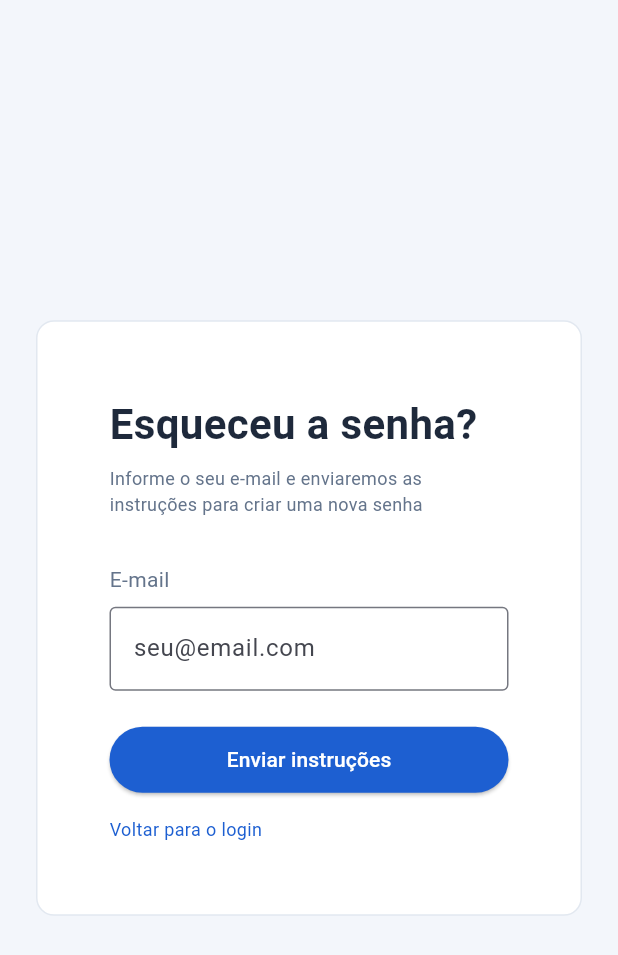
After one commit to ProjetoIntegradorMAUA/front_semob-scs, a Flutter app: the screen it shows after launch, after a tap on "Esqueci minha senha", on a phone screen of 412 x 824 dp. The commit adds this screen. Shown: the top 955 px of the screen. Run offline on Flutter 3.47's test engine with Material 3 defaults, Android fonts, the phone set to English and light mode, and no system bars; our stand-ins replace fl_chart.

Commit message:
feat: implementa tela esqueci minha senha

```diff
--- /dev/null
+++ b/lib/pages/esqueci_senha.dart
@@ -0,0 +1,103 @@
+import 'package:flutter/material.dart';
+import '../widgets/app_theme.dart';
+
+class EsqueciSenhaPage extends StatefulWidget {
+  const EsqueciSenhaPage({super.key});
+
+  @override
+  State<EsqueciSenhaPage> createState() => _EsqueciSenhaPageState();
+}
+
+class _EsqueciSenhaPageState extends State<EsqueciSenhaPage> {
+  final emailController = TextEditingController();
+
+  @override
+  void dispose() {
+    emailController.dispose();
+    super.dispose();
+  }
+
+  void enviar() {
+    if (emailController.text.isEmpty) {
+      ScaffoldMessenger.of(context).showSnackBar(
+        const SnackBar(content: Text('Informe o seu e-mail')),
+      );
+      return;
+    }
+
+    // Aqui depois entra a chamada ao backend para enviar o e-mail
+    ScaffoldMessenger.of(context).showSnackBar(
+      const SnackBar(content: Text('Enviamos as instruções para o seu e-mail')),
+    );
+    Navigator.pop(context);
+  }
+
+  @override
+  Widget build(BuildContext context) {
+    final cores = context.cores;
+
+    return Scaffold(
+      body: Center(
+        child: SingleChildScrollView(
+          padding: const EdgeInsets.all(24),
+          child: Container(
+            width: 456,
+            padding: const EdgeInsets.all(48),
+            decoration: cardDecoration(context),
+            child: Column(
+              crossAxisAlignment: CrossAxisAlignment.start,
+              mainAxisSize: MainAxisSize.min,
+              children: [
+                Text(
+                  'Esqueceu a senha?',
+                  style: TextStyle(
+                    fontSize: 28,
+                    fontWeight: FontWeight.bold,
+                    color: cores.text,
+                  ),
+                ),
+                const SizedBox(height: 8),
+                Text(
+                  'Informe o seu e-mail e enviaremos as instruções para criar uma nova senha',
+                  style: TextStyle(fontSize: 12, color: cores.muted),
+                ),
+                const SizedBox(height: 32),
+                Text('E-mail', style: TextStyle(color: cores.muted)),
+                const SizedBox(height: 8),
+                TextField(
+                  controller: emailController,
+                  onSubmitted: (_) => enviar(),
+                  decoration: const InputDecoration(
+                    hintText: 'seu@email.com',
+                    border: OutlineInputBorder(),
+                  ),
+                ),
+                const SizedBox(height: 24),
+                SizedBox(
+                  width: double.infinity,
+                  height: 44,
+                  child: ElevatedButton(
+                    onPressed: enviar,
+                    style: ElevatedButton.styleFrom(
+                      backgroundColor: AppColors.primary,
+                      foregroundColor: Colors.white,
+                    ),
+                    child: const Text('Enviar instruções'),
+                  ),
+                ),
+                const SizedBox(height: 16),
+                InkWell(
+                  onTap: () => Navigator.pop(context),
+                  child: const Text(
+                    'Voltar para o login',
+                    style: TextStyle(fontSize: 12, color: AppColors.primary),
+                  ),
+                ),
+              ],
+            ),
+          ),
+        ),
+      ),
+    );
+  }
+}
--- a/lib/pages/login.dart
+++ b/lib/pages/login.dart
@@ -1,5 +1,6 @@
 import 'package:flutter/material.dart';
 import '../widgets/app_theme.dart';
+import 'esqueci_senha.dart';
 
 class LoginPage extends StatefulWidget {
   final VoidCallback onLogin;
@@ -150,11 +151,21 @@ class _LoginPageState extends State<LoginPage> {
                         ),
                       ),
                       const SizedBox(height: 16),
-                      const Text(
-                        'Esqueci minha senha',
-                        style: TextStyle(
-                          fontSize: 12,
-                          color: AppColors.primary,
+                      InkWell(
+                        onTap: () {
+                          Navigator.push(
+                            context,
+                            MaterialPageRoute(
+                              builder: (_) => const EsqueciSenhaPage(),
+                            ),
+                          );
+                        },
+                        child: const Text(
+                          'Esqueci minha senha',
+                          style: TextStyle(
+                            fontSize: 12,
+                            color: AppColors.primary,
+                          ),
                         ),
                       ),
                     ],
```
